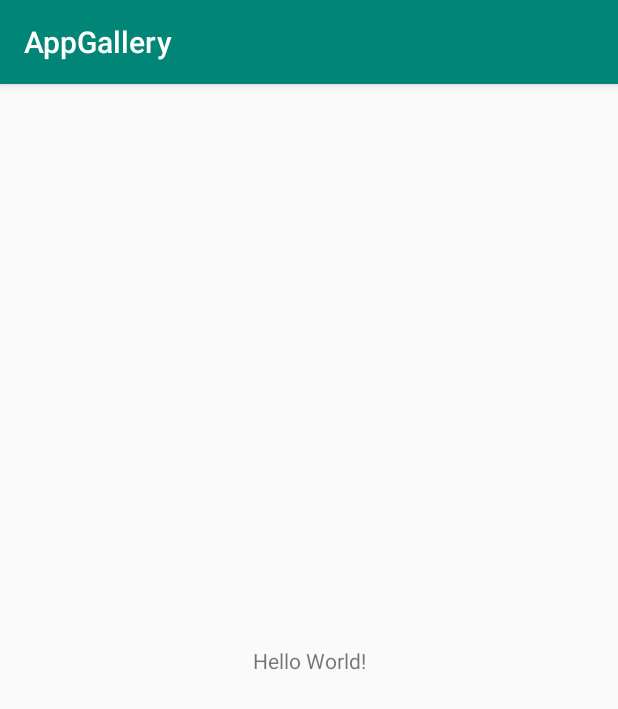
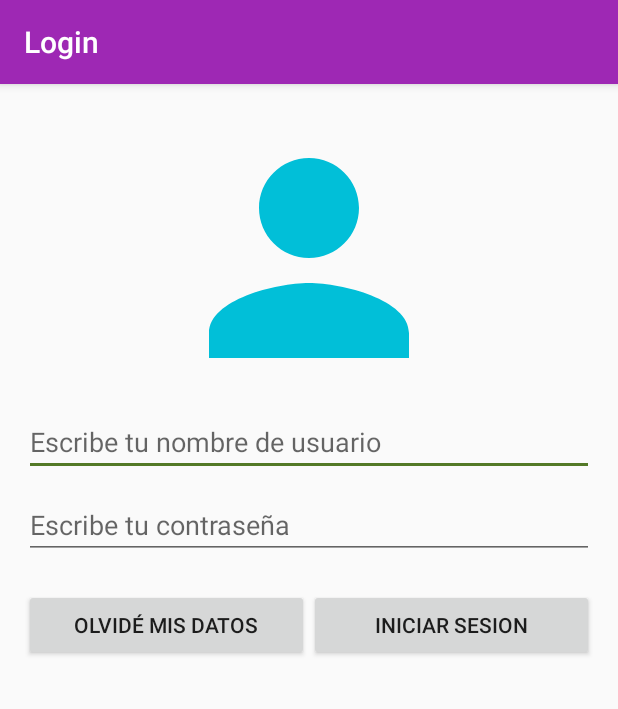
Before and after one commit to dellylucas/AppGallery, an Android app: the screen it shows after launch (MainActivity), on a phone screen of 412 x 824 dp. Shown: the top 709 px of the screen. Run offline under Robolectric (Android 15) with nearby library versions, the phone set to English and light mode, and no system bars.

Commit message:
login design

```diff
--- a/app/src/main/AndroidManifest.xml
+++ b/app/src/main/AndroidManifest.xml
@@ -9,10 +9,11 @@
         android:roundIcon="@mipmap/ic_launcher_round"
         android:supportsRtl="true"
         android:theme="@style/AppTheme">
-        <activity android:name=".MainActivity">
+        <activity android:name=".MainActivity"
+            android:screenOrientation="portrait"
+                android:label="@string/title_login">
             <intent-filter>
                 <action android:name="android.intent.action.MAIN" />
-
                 <category android:name="android.intent.category.LAUNCHER" />
             </intent-filter>
         </activity>
--- /dev/null
+++ b/app/src/main/res/drawable/ic_person.xml
@@ -0,0 +1,5 @@
+<vector android:height="24dp" android:tint="#01BFD8"
+    android:viewportHeight="24.0" android:viewportWidth="24.0"
+    android:width="24dp" xmlns:android="http://schemas.android.com/apk/res/android">
+    <path android:fillColor="#FF000000" android:pathData="M12,12c2.21,0 4,-1.79 4,-4s-1.79,-4 -4,-4 -4,1.79 -4,4 1.79,4 4,4zM12,14c-2.67,0 -8,1.34 -8,4v2h16v-2c0,-2.66 -5.33,-4 -8,-4z"/>
+</vector>
--- a/app/src/main/res/layout/activity_main.xml
+++ b/app/src/main/res/layout/activity_main.xml
@@ -1,18 +1,47 @@
 <?xml version="1.0" encoding="utf-8"?>
-<android.support.constraint.ConstraintLayout xmlns:android="http://schemas.android.com/apk/res/android"
-    xmlns:app="http://schemas.android.com/apk/res-auto"
+<LinearLayout xmlns:android="http://schemas.android.com/apk/res/android"
     xmlns:tools="http://schemas.android.com/tools"
     android:layout_width="match_parent"
     android:layout_height="match_parent"
-    tools:context=".MainActivity">
+    android:orientation="vertical"
+    tools:context=".MainActivity"
+    android:padding="16dp">
 
-    <TextView
-        android:layout_width="wrap_content"
+    <ImageView
+        android:src="@drawable/ic_person"
+        android:layout_gravity="center"
+        android:layout_width="200dp"
+        android:layout_height="200dp" />
+
+    <EditText
+        android:hint="@string/user"
+        android:layout_width="match_parent"
+        android:layout_height="wrap_content" />
+
+    <EditText
+        android:hint="@string/pass"
+        android:layout_marginTop="10dp"
+        android:layout_width="match_parent"
+        android:layout_height="wrap_content" />
+
+    <LinearLayout
+        android:layout_width="match_parent"
         android:layout_height="wrap_content"
-        android:text="Hello World!"
-        app:layout_constraintBottom_toBottomOf="parent"
-        app:layout_constraintLeft_toLeftOf="parent"
-        app:layout_constraintRight_toRightOf="parent"
-        app:layout_constraintTop_toTopOf="parent" />
+        android:orientation="horizontal"
+        android:layout_marginTop="20dp"
+        android:weightSum="2">
 
-</android.support.constraint.ConstraintLayout>
+        <Button
+            android:text="@string/btn_forgot"
+            android:layout_weight="1"
+            android:layout_width="0dp"
+            android:layout_height="wrap_content" />
+
+        <Button
+            android:text="@string/btn_init"
+            android:layout_weight="1"
+            android:layout_width="0dp"
+            android:layout_height="wrap_content" />
+    </LinearLayout>
+
+</LinearLayout>
--- a/app/src/main/res/values/strings.xml
+++ b/app/src/main/res/values/strings.xml
@@ -1,3 +1,9 @@
 <resources>
     <string name="app_name">AppGallery</string>
+    <string name="title_login">Login</string>
+    <string name="title_gallery">Galeria</string>
+    <string name="user">Escribe tu nombre de usuario</string>
+    <string name="pass">Escribe tu contraseña</string>
+    <string name="btn_forgot">Olvidé mis datos</string>
+    <string name="btn_init">Iniciar sesion</string>
 </resources>
--- a/app/src/main/res/values/styles.xml
+++ b/app/src/main/res/values/styles.xml
@@ -3,9 +3,9 @@
     <!-- Base application theme. -->
     <style name="AppTheme" parent="Theme.AppCompat.Light.DarkActionBar">
         <!-- Customize your theme here. -->
-        <item name="colorPrimary">@color/colorPrimary</item>
-        <item name="colorPrimaryDark">@color/colorPrimaryDark</item>
-        <item name="colorAccent">@color/colorAccent</item>
+        <item name="colorPrimary">#9E28B4</item>
+        <item name="colorPrimaryDark">#7D20A5</item>
+        <item name="colorAccent">#537927</item>
     </style>
 
 </resources>
```
